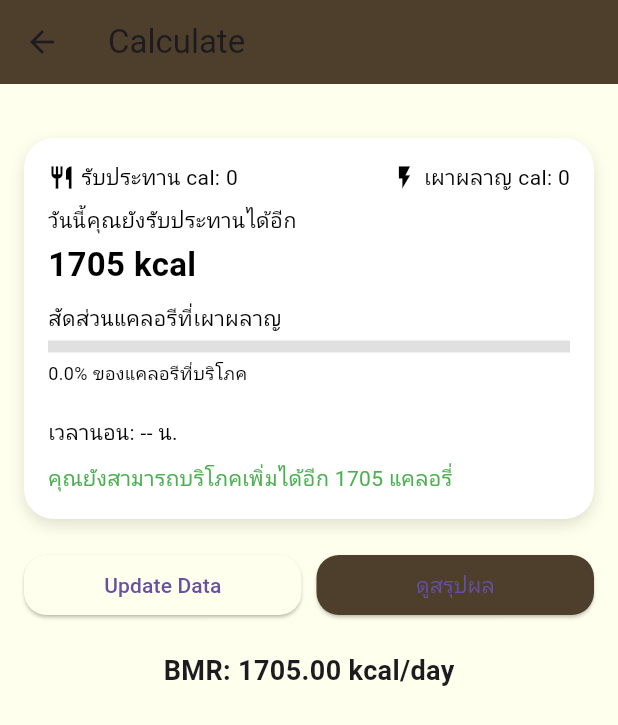
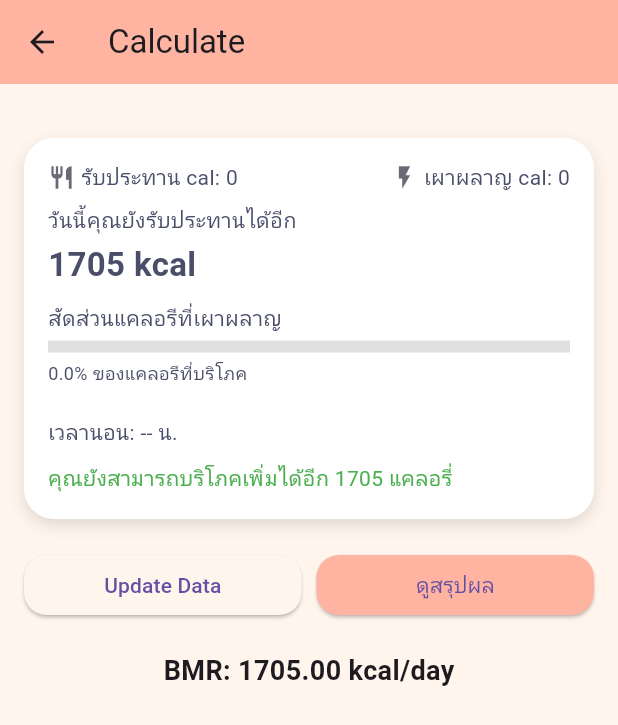
Before and after one commit to ThanapornST/Health-Care-app, a Flutter app: the CalculateFoodCalories screen opened directly, after a tap on "คำนวณแคลอรี่", on a phone screen of 412 x 824 dp. Shown: the top 725 px of the screen. Run offline on Flutter 3.47's test engine with Material 3 defaults, Android fonts, the phone set to English and light mode, and no system bars; our stand-ins replace card_swiper, cloud_firestore, curved_navigation_bar, firebase_core, table_calendar; accounts and stored records are empty; network calls fail.

Commit message:
Update folder1 and folder2

```diff
--- a/lib/screen/PersonnolDetail.dart
+++ b/lib/screen/PersonnolDetail.dart
@@ -213,7 +213,7 @@ class _PersonnolDetailsState extends State<PersonnolDetails> {
           'Select gender',
           style: TextStyle(fontSize: 14),
         ),
-        items: ['Male', 'Female', 'Other']
+        items: ['Male', 'Female']
             .map<DropdownMenuItem<String>>((String value) => DropdownMenuItem<String>(
                   value: value,
                   child: Text(value),
--- a/lib/screen/main_screen/SelectCalcultion.dart
+++ b/lib/screen/main_screen/SelectCalcultion.dart
@@ -1,21 +1,26 @@
 import 'dart:math';
 import 'package:appfinal/screen/main_screen/CalculatePage.dart';
 import 'package:appfinal/screen/main_screen/CategoryScreen.dart';
+import 'package:appfinal/screen/main_screen/health%20advice.dart';
 import 'package:appfinal/screen/sub_screen/ExercisePage.dart';
 import 'package:appfinal/screen/main_screen/SummarizePage.dart';
 import 'package:appfinal/screen/main_screen/Table_Calendar.dart';
 import 'package:appfinal/theme/AppColors%20.dart';
 import 'package:appfinal/widget/button/button_page.dart';
 import 'package:flutter/material.dart';
+import 'package:appfinal/services/firestore_service.dart';
+import 'package:appfinal/services/gemini_service.dart';
 
-class SelectCalcultion extends StatefulWidget {
+class SelectCalculation extends StatefulWidget {
   final String? name;
   final String? imageUrl;
   final String? logoUrl;
   final String height;
   final String weight;
 
-  const SelectCalcultion({
+
+
+  const SelectCalculation({
     this.name,
     this.imageUrl,
     this.logoUrl,
@@ -25,18 +30,18 @@ class SelectCalcultion extends StatefulWidget {
   });
 
   @override
-  State<SelectCalcultion> createState() => _SelectCalcultionState();
+  State<SelectCalculation> createState() => _SelectCalculationState();
 }
 
-class _SelectCalcultionState extends State<SelectCalcultion> {
+class _SelectCalculationState extends State<SelectCalculation> {
   int _totalCalories = 0;
   int _burnedCalories = 0;
 
-  // รายการอาหารและกิจกรรม
   List<Map<String, String>> _consumedItems = [];
   List<Map<String, String>> _burnedItems = [];
 
-  // เพิ่มเมนูอาหาร
+  final FirestoreService _firestoreService = FirestoreService();
+
   void _addCalories(String title, String calorie) {
     setState(() {
       int cal = int.parse(calorie);
@@ -45,7 +50,6 @@ class _SelectCalcultionState extends State<SelectCalcultion> {
     });
   }
 
-  // เพิ่มกิจกรรมเผาผลาญ
   void _updateBurnedCalories(String title, String burned) {
     setState(() {
       int cal = int.parse(burned);
@@ -54,34 +58,180 @@ class _SelectCalcultionState extends State<SelectCalcultion> {
     });
   }
 
-  List<Widget> _pages = [];
-
   @override
   void initState() {
     super.initState();
-    _pages = [
-      SelectCalcultion(
-        height: widget.height,
-        weight: widget.weight,
+    WidgetsBinding.instance.addPostFrameCallback((_) {
+      _showHealthPopup(context);
+    });
+  }
+
+// ✅ ฟังก์ชันสำหรับคำนวณโปรตีน คาร์โบไฮเดรต และเวลาออกกำลังกาย ตามน้ำหนักและเป้าหมาย
+Map<String, dynamic> getHealthRecommendation(double weight, String goal) {
+  double protein = 0.0;
+  double carb = 0.0;
+  int exerciseMinutes = 0;
+
+  if (goal == "ลดน้ำหนัก") {
+    protein = weight * 1.8;
+    carb = weight * 3.5;
+    exerciseMinutes = 40;
+  } else if (goal == "เพิ่มกล้ามเนื้อ") {
+    protein = weight * 2.0;
+    carb = weight * 5;
+    exerciseMinutes = 30;
+  } else {
+    protein = weight * 1.5;
+    carb = weight * 4;
+    exerciseMinutes = 30;
+  }
+
+  return {
+    "protein": protein.round(),
+    "carb": carb.round(),
+    "exercise": exerciseMinutes
+  };
+}
+
+// ✅ ฟังก์ชันแบ่งมื้ออาหาร
+Map<String, Map<String, int>> splitMeals(double protein, double carb) {
+  return {
+    "มื้อเช้า": {
+      "protein": (protein * 0.3).round(),
+      "carb": (carb * 0.3).round(),
+    },
+    "มื้อกลางวัน": {
+      "protein": (protein * 0.4).round(),
+      "carb": (carb * 0.4).round(),
+    },
+    "มื้อเย็น": {
+      "protein": (protein * 0.3).round(),
+      "carb": (carb * 0.3).round(),
+    },
+  };
+}
+
+// ✅ ฟังก์ชัน popup แนะนำสุขภาพ + BMI + AI โดยใช้ค่าที่ส่งมา
+void _showHealthPopup(BuildContext context) async {
+  try {
+    showDialog(
+      context: context,
+      barrierDismissible: false,
+      builder: (context) => const Center(child: CircularProgressIndicator()),
+    );
+
+    // ✅ ใช้ค่าจากหน้าก่อน (widget)
+    double height = double.parse(widget.height);
+    double weight = double.parse(widget.weight);
+    double heightInMeters = height / 100;
+    double bmi = weight / (heightInMeters * heightInMeters);
+
+    // ✅ ดึงข้อมูลอื่นๆ จาก Firebase
+    String uuid = await _firestoreService.getOrCreateUserUUID();
+    var userData = await _firestoreService.getUserData(uuid);
+    int age = userData['age'];
+    String gender = userData['gender'];
+    String goal = "ลดน้ำหนัก"; // ตัวอย่าง
+
+    // ✅ เรียก AI
+    String aiAdvice = await GeminiService.getHealthAdvice(age, gender, weight, height, goal);
+
+    // ✅ คำนวณคำแนะนำ (โปรตีน คาร์โบ ออกกำลังกาย)
+    final recommendation = getHealthRecommendation(weight, goal);
+
+    // ✅ แบ่งมื้ออาหาร
+    final mealPlans = splitMeals(recommendation['protein'].toDouble(), recommendation['carb'].toDouble());
+
+    Navigator.pop(context); // ปิด loading
+
+// ✅ Popup (แสดงเฉพาะ BMI, โปรตีนรวม, คาร์โบรวม, ออกกำลังกาย)
+showDialog(
+  context: context,
+  builder: (context) => AlertDialog(
+    shape: RoundedRectangleBorder(borderRadius: BorderRadius.circular(20)),
+    title: const Text(
+      '🎯 แนะนำสุขภาพวันนี้',
+      style: TextStyle(fontWeight: FontWeight.bold, fontSize: 20),
+      textAlign: TextAlign.center,
+    ),
+    content: Column(
+      mainAxisSize: MainAxisSize.min,
+      crossAxisAlignment: CrossAxisAlignment.start,
+      children: [
+        Row(
+          mainAxisAlignment: MainAxisAlignment.spaceBetween,
+          children: [
+            const Text('📏 BMI:',
+                style: TextStyle(fontSize: 16, fontWeight: FontWeight.w500)),
+            Text(bmi.toStringAsFixed(1),
+                style: TextStyle(
+                    fontSize: 16,
+                    fontWeight: FontWeight.bold,
+                    color: bmi >= 18.5 && bmi <= 24.9
+                        ? Colors.green
+                        : Colors.orange)),
+          ],
+        ),
+        const Divider(height: 20, thickness: 1),
+        _buildAdviceRow("🏋️‍♀️ ออกกำลังกาย", "${recommendation['exercise']} นาที"),
+        _buildAdviceRow("🍗 โปรตีนรวม", "${recommendation['protein']} กรัม"),
+        _buildAdviceRow("🍚 คาร์โบไฮเดรตรวม", "${recommendation['carb']} กรัม"),
+      ],
+    ),
+    actionsAlignment: MainAxisAlignment.center,
+    actions: [
+      TextButton(
+          onPressed: () => Navigator.pop(context),
+          child: const Text('ตกลง')),
+      TextButton(
+        onPressed: () {
+          Navigator.pop(context);
+          Navigator.push(
+            context,
+            MaterialPageRoute(
+              builder: (context) => HealthAdviceScreen(
+                age: age,
+                gender: gender,
+                weight: weight,
+                height: height,
+                goal: goal,
+                recommendation: recommendation, // ส่งข้อมูลต่อไป
+                splitMeals: mealPlans, // เผื่อใช้ในหน้า HealthAdviceScreen
+              ),
+            ),
+          );
+        },
+        child: const Text('ดูเพิ่มเติม'),
       ),
-      const CategoryScreen(),
-      const SummarizePage(),
-      const TableCalendarScreen(),
-      const ExerciseScreen(),
-    ];
+    ],
+  ),
+);
+
+  } catch (e) {
+    Navigator.pop(context);
+    print("❌ Error: $e");
+  }
+}
+
+  // ---------------------------------------------------
+
+  Widget _buildAdviceRow(String title, String value) {
+    return Row(
+      mainAxisAlignment: MainAxisAlignment.spaceBetween,
+      children: [
+        Text(title, style: const TextStyle(fontSize: 16, fontWeight: FontWeight.w500)),
+        Text(value, style: const TextStyle(fontSize: 16, fontWeight: FontWeight.bold, color: Colors.green)),
+      ],
+    );
   }
 
   @override
   Widget build(BuildContext context) {
     return Scaffold(
-      // appBar: AppBar(
-      //   backgroundColor: const Color.fromARGB(255, 77, 63, 44),
-      // ),
       body: Column(
         children: [
           Stack(
             children: [
-              // ส่วนหัว
               Container(
                 height: MediaQuery.of(context).size.height * 0.430,
                 decoration: const BoxDecoration(
@@ -100,48 +250,20 @@ class _SelectCalcultionState extends State<SelectCalcultion> {
                       Row(
                         mainAxisAlignment: MainAxisAlignment.spaceBetween,
                         children: [
-                          // รูปโปรไฟล์ผู้ใช้
                           ClipOval(
                             child: Image.network(
-                              widget.imageUrl ??
-                                  'https://i.pinimg.com/736x/6c/04/f4/6c04f47686c8e86bb4da000ffeceb330.jpg',
-                              width: 60,
-                              height: 60,
-                              fit: BoxFit.cover,
-                              errorBuilder: (context, error, stackTrace) {
-                                return const Icon(Icons.error, size: 60);
-                              },
+                              widget.imageUrl ?? 'https://i.pinimg.com/736x/6c/04/f4/6c04f47686c8e86bb4da000ffeceb330.jpg',
+                              width: 60, height: 60, fit: BoxFit.cover,
+                              errorBuilder: (context, error, stackTrace) => const Icon(Icons.error, size: 60),
                             ),
                           ),
                           Expanded(
                             child: Column(
                               crossAxisAlignment: CrossAxisAlignment.end,
                               children: [
-                                Text(
-                                  'Height: ${widget.height} cm',
-                                  style: const TextStyle(
-                                    fontSize: 20,
-                                    color: Colors.white,
-                                    fontWeight: FontWeight.bold,
-                                  ),
-                                ),
-                                const SizedBox(height: 5),
-                                Text(
-                                  'Weight: ${widget.weight} kg',
-                                  style: const TextStyle(
-                                    fontSize: 20,
-                                    color: Colors.white,
-                                    fontWeight: FontWeight.bold,
-                                  ),
-                                ),
-                                const SizedBox(height: 5),
-                                Text(
-                                  'Date: ${DateTime.now().toString().split(' ')[0]}',
-                                  style: const TextStyle(
-                                    fontSize: 16,
-                                    color: Colors.white,
-                                  ),
-                                ),
+                                Text('Height: ${widget.height} cm', style: const TextStyle(fontSize: 20, color: Colors.white, fontWeight: FontWeight.bold)),
+                                Text('Weight: ${widget.weight} kg', style: const TextStyle(fontSize: 20, color: Colors.white, fontWeight: FontWeight.bold)),
+                                Text('Date: ${DateTime.now().toString().split(' ')[0]}', style: const TextStyle(fontSize: 16, color: Colors.white)),
                               ],
                             ),
                           ),
@@ -151,7 +273,6 @@ class _SelectCalcultionState extends State<SelectCalcultion> {
                   ),
                 ),
               ),
-              // กล่องแสดงข้อมูลแคลอรี่ + เคล็ดลับสุขภาพ
               Positioned(
                 top: MediaQuery.of(context).size.height * 0.15,
                 left: 16,
@@ -161,76 +282,23 @@ class _SelectCalcultionState extends State<SelectCalcultion> {
                   decoration: BoxDecoration(
                     color: Colors.white,
                     borderRadius: BorderRadius.circular(15),
-                    boxShadow: [
-                      BoxShadow(
-                        color: Colors.grey.withOpacity(0.5),
-                        spreadRadius: 5,
-                        blurRadius: 7,
-                        offset: const Offset(0, 3),
-                      ),
-                    ],
-                    border: Border.all(
-                      color: AppColors.secondary,
-                      width: 1.0,
-                    ),
+                    boxShadow: [BoxShadow(color: Colors.grey.withOpacity(0.5), spreadRadius: 5, blurRadius: 7, offset: const Offset(0, 3))],
+                    border: Border.all(color: AppColors.secondary, width: 1.0),
                   ),
                   child: Column(
-                    children: [
-                      // ✅ แสดงเคล็ดลับสุขภาพทั้งหมด
-                      Row(
-                        mainAxisAlignment: MainAxisAlignment.spaceBetween,
-                        children: [
-                          Expanded(
-                            child: Column(
-                              crossAxisAlignment: CrossAxisAlignment.start,
-                              children: [
-                                Text(
-                                  "💡 เคล็ดลับสุขภาพ",
-                                  style: TextStyle(fontSize: 15, fontWeight: FontWeight.bold),
-                                ),
-                                SizedBox(height: 5),
-                                ...getAllHealthTips().map((tip) => Padding(
-                                      padding: const EdgeInsets.symmetric(vertical: 2.0),
-                                      child: Text(
-                                        tip,
-                                        style: TextStyle(fontSize: 14, color: Colors.grey[700]),
-                                      ),
-                                    )),
-                              ],
-                            ),
-                          ),
-                        ],
-                      ),
-                    ],
+                    children: getAllHealthTips().map((tip) => Padding(
+                      padding: const EdgeInsets.symmetric(vertical: 2.0),
+                      child: Text(tip, style: TextStyle(fontSize: 14, color: Colors.grey[700])))).toList(),
                   ),
                 ),
               ),
             ],
           ),
-          const SizedBox(height: 1),
-
-          // ปุ่มต่าง ๆ ในแอป
-          const Expanded(
-            child: Padding(
-              padding: EdgeInsets.symmetric(horizontal: 16.0),
-              child: ButtonPage(),
-            ),
-          ),
+          const Expanded(child: Padding(padding: EdgeInsets.symmetric(horizontal: 16.0), child: ButtonPage())),
         ],
       ),
     );
   }
 
-  // ฟังก์ชันคืนค่า "เคล็ดลับสุขภาพ" ทั้งหมด
-  List<String> getAllHealthTips() {
-    return [
-      "🥗 กินผักผลไม้ทุกวันเพื่อเสริมวิตามินให้ร่างกาย",
-      "🚶‍♂️ ออกกำลังกายอย่างน้อย 30 นาทีต่อวัน",
-      "💧 ดื่มน้ำวันละ 8 แก้วเพื่อสุขภาพที่ดี",
-      "😴 พักผ่อนให้เพียงพอ วันละ 7-8 ชั่วโมง",
-      "🌞 รับแสงแดดยามเช้าเพื่อช่วยสร้างวิตามินดี",
-      "🧘‍♀️ ฝึกสมาธิหรือโยคะเพื่อลดความเครียด",
-      "🍎 หลีกเลี่ยงอาหารแปรรูปและกินอาหารธรรมชาติ",
-    ];
-  }
+  List<String> getAllHealthTips() => ["🥗 กินผักผลไม้", "🚶‍♂️ ออกกำลังกาย", "💧 ดื่มน้ำ", "😴 พักผ่อน", "🌞 แสงแดด", "🧘‍♀️ สมาธิ", "🍎 อาหารไม่แปรรูป"];
 }
--- a/lib/services/firestore_service.dart
+++ b/lib/services/firestore_service.dart
@@ -10,8 +10,10 @@ class FirestoreService {
       return userUUID!;
     }
 
-    // 🔹 ดึง UUID จาก Firestore
-    QuerySnapshot querySnapshot = await _firestore.collection('users').get();
+    try {
+      // 🔹 ค้นหา UUID ของผู้ใช้จาก Firestore
+      QuerySnapshot querySnapshot = await _firestore.collection('users').limit(1).get();
+
       if (querySnapshot.docs.isNotEmpty) {
         userUUID = querySnapshot.docs.first.id; // ใช้ UUID เดิม
       } else {
@@ -23,6 +25,10 @@ class FirestoreService {
 
       print("✅ ใช้ UUID: $userUUID");
       return userUUID!;
+    } catch (e) {
+      print("❌ Error ดึงหรือสร้าง UUID: $e");
+      rethrow;
+    }
   }
 
   // ✅ ฟังก์ชันบันทึกข้อมูลผู้ใช้ (อายุ, น้ำหนัก, ส่วนสูง, เพศ)
--- a/lib/theme/AppColors .dart
+++ b/lib/theme/AppColors .dart
@@ -1,16 +1,22 @@
 import 'package:flutter/material.dart';
 
 class AppColors {
-  // 🎨 สีหลัก
-  static const Color primary = Color.fromARGB(255, 255, 255, 237); // พื้นหลังหลัก (ครีม)
-  static const Color secondary = Color.fromARGB(255, 77, 63, 44); // สีน้ำตาลเข้ม
-  static const Color iconColor = Colors.black; // สีของไอคอน
+  // 🎨 สีหลัก (โทนพีช ชมพู ครีม)
+  static const Color primary = Color(0xFFFFF5EC); // พื้นหลังครีมอ่อน
+  static const Color secondary = Color(0xFFFFB4A2); // ส้มพีชอ่อน (หัวข้อ ปุ่มเด่น)
+  static const Color iconColor = Color(0xFF6D6875); // เทาอมม่วง (ไอคอน/ตัวหนังสือเข้ม)
 
   // 🎨 สีพื้นหลัง
-  static const Color background = primary;
-  static const Color darkBackground = secondary;
+  static const Color background = primary; // พื้นหลังหลัก
+  static const Color darkBackground = Color(0xFFFFE5D9); // พื้นหลังเข้มขึ้น (พีชอ่อน)
 
-  // 🎨 สีของข้อความ
-  static const Color textPrimary = Colors.black;
-  static const Color textSecondary = Colors.white;
+  // 🎨 สีข้อความ
+  static const Color textPrimary = Color(0xFF4A4E69); // เทาเข้ม อ่านง่าย
+  static const Color textSecondary = Colors.white; // ข้อความบนปุ่มสีเข้ม
+
+  // 🎨 สีพาสเทลเสริม (ไว้แต่งปุ่ม, card)
+  static const Color accentPink = Color(0xFFFDCBDF); // ชมพูอ่อน (หวานๆ)
+  static const Color accentYellow = Color(0xFFFFE066); // เหลืองพาสเทล
+  static const Color accentPeach = Color(0xFFFFD6BA); // พีชอ่อน
+  static const Color accentPurple = Color(0xFFB8B8FF); // ม่วงพาสเทล (สำรอง)
 }
--- a/lib/widget/button/button_manu.dart
+++ b/lib/widget/button/button_manu.dart
@@ -1,5 +1,6 @@
 import 'package:appfinal/screen/main_screen/CalculatePage.dart';
 import 'package:appfinal/screen/main_screen/CategoryScreen.dart';
+import 'package:appfinal/screen/main_screen/FoodCameraPage.dart';
 import 'package:appfinal/screen/sub_screen/ExercisePage.dart';
 import 'package:appfinal/screen/main_screen/SelectCalcultion.dart';
 import 'package:appfinal/screen/main_screen/SummarizePage.dart';
@@ -31,7 +32,7 @@ class _CalculateFoodCaloriesState extends State<CalculateFoodCalories> {
   void initState() {
     super.initState();
     _pages = [
-      SelectCalcultion(
+      SelectCalculation(
         height: widget.height,
         weight: widget.weight,
       ),
--- a/pubspec.yaml
+++ b/pubspec.yaml
@@ -43,6 +43,9 @@ dependencies:
   cloud_firestore: ^5.6.3
   firebase_core: ^3.11.0
   firebase_auth: ^5.5.0
+  http:
+
+
 
 dev_dependencies:
   flutter_test:
```
Also changed, not shown: lib/screen/main_screen/FoodCameraPage.dart (added, +85 -0 lines), lib/screen/main_screen/health advice.dart (added, +186 -0 lines), lib/services/gemini_service.dart (added, +49 -0 lines), pubspec.lock. Lines whose indentation alone changed are shown as unchanged.
